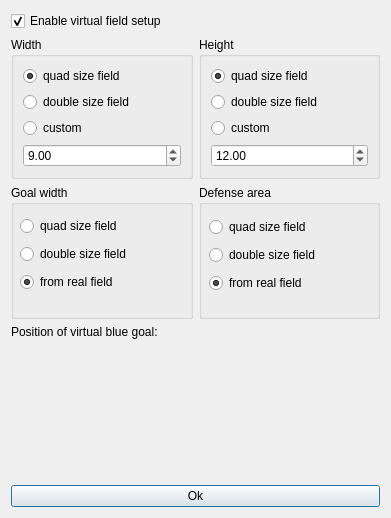
This is src/ra/widgets/virtualfieldsetupdialog.ui in robotics-erlangen/framework as Qt 5 draws it before an edit. The edited form follows.
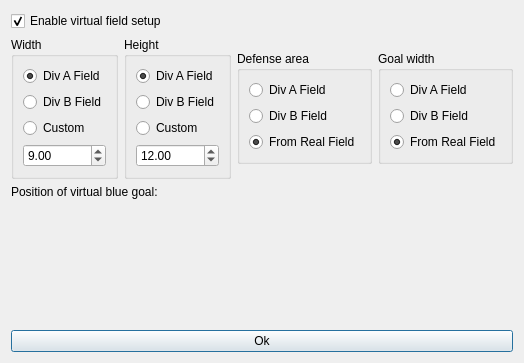
This is the edited form. Custom widgets are drawn as their Qt base class.

Commit message:
ra: improve virtual field ui
Add preview of the virtual geometry in the setup dialog.
Update the short cuts for the dimensions to use division A and B.
The "quad size"/"double size" convention has long fallen out of favor and most
current members don't know what they mean.
It's also more practical, since those are the standard field sizes and Div B is
exactly half of a Div A field.

The edit to the form file:
```diff
--- a/src/ra/widgets/virtualfieldsetupdialog.ui
+++ b/src/ra/widgets/virtualfieldsetupdialog.ui
@@ -6,8 +6,8 @@
    <rect>
     <x>0</x>
     <y>0</y>
-    <width>391</width>
-    <height>518</height>
+    <width>486</width>
+    <height>363</height>
    </rect>
   </property>
   <property name="windowTitle">
@@ -16,6 +16,9 @@
   <layout class="QGridLayout" name="gridLayout_3">
    <item row="0" column="0">
     <layout class="QVBoxLayout" name="verticalLayout_4">
+     <property name="sizeConstraint">
+      <enum>QLayout::SetDefaultConstraint</enum>
+     </property>
      <item>
       <layout class="QVBoxLayout" name="verticalLayout_3">
        <item>
@@ -30,8 +33,17 @@
        </item>
        <item>
         <layout class="QHBoxLayout" name="contentLayout">
+         <property name="sizeConstraint">
+          <enum>QLayout::SetDefaultConstraint</enum>
+         </property>
          <item>
           <widget class="QGroupBox" name="widthGroupBox">
+           <property name="sizePolicy">
+            <sizepolicy hsizetype="Preferred" vsizetype="Fixed">
+             <horstretch>0</horstretch>
+             <verstretch>0</verstretch>
+            </sizepolicy>
+           </property>
            <property name="title">
             <string>Width</string>
            </property>
@@ -41,7 +53,7 @@
               <item>
                <widget class="QRadioButton" name="quadSizeWidth">
                 <property name="text">
-                 <string>quad size field</string>
+                 <string>Div A Field</string>
                 </property>
                 <property name="checked">
                  <bool>true</bool>
@@ -51,7 +63,7 @@
               <item>
                <widget class="QRadioButton" name="doubleSizeWidth">
                 <property name="text">
-                 <string>double size field</string>
+                 <string>Div B Field</string>
                 </property>
                 <property name="checked">
                  <bool>false</bool>
@@ -61,7 +73,7 @@
               <item>
                <widget class="QRadioButton" name="customWidth">
                 <property name="text">
-                 <string>custom</string>
+                 <string>Custom</string>
                 </property>
                </widget>
               </item>
@@ -79,6 +91,12 @@
          </item>
          <item>
           <widget class="QGroupBox" name="heightGroupBox">
+           <property name="sizePolicy">
+            <sizepolicy hsizetype="Preferred" vsizetype="Fixed">
+             <horstretch>0</horstretch>
+             <verstretch>0</verstretch>
+            </sizepolicy>
+           </property>
            <property name="title">
             <string>Height</string>
            </property>
@@ -88,7 +106,7 @@
               <item>
                <widget class="QRadioButton" name="quadSizeHeight">
                 <property name="text">
-                 <string>quad size field</string>
+                 <string>Div A Field</string>
                 </property>
                 <property name="checked">
                  <bool>true</bool>
@@ -98,17 +116,17 @@
               <item>
                <widget class="QRadioButton" name="doubleSizeHeight">
                 <property name="text">
-                 <string>double size field</string>
+                 <string>Div B Field</string>
                 </property>
                 <property name="checked">
-                 <bool>false</bool>
+                 <bool>False</bool>
                 </property>
                </widget>
               </item>
               <item>
                <widget class="QRadioButton" name="customHeight">
                 <property name="text">
-                 <string>custom</string>
+                 <string>Custom</string>
                 </property>
                </widget>
               </item>
@@ -124,86 +142,41 @@
            </layout>
           </widget>
          </item>
-        </layout>
-       </item>
-       <item>
-        <layout class="QHBoxLayout" name="horizontalLayout">
-         <item>
-          <widget class="QGroupBox" name="goalGroupBox">
-           <property name="title">
-            <string>Goal width</string>
-           </property>
-           <widget class="QWidget" name="verticalLayoutWidget">
-            <property name="geometry">
-             <rect>
-              <x>9</x>
-              <y>29</y>
-              <width>161</width>
-              <height>81</height>
-             </rect>
-            </property>
-            <layout class="QVBoxLayout" name="verticalLayout_5">
-             <item>
-              <widget class="QRadioButton" name="quadSizeGoal">
-               <property name="text">
-                <string>quad size field</string>
-               </property>
-              </widget>
-             </item>
-             <item>
-              <widget class="QRadioButton" name="doubleSizeGoal">
-               <property name="text">
-                <string>double size field</string>
-               </property>
-              </widget>
-             </item>
-             <item>
-              <widget class="QRadioButton" name="realGoal">
-               <property name="text">
-                <string>from real field</string>
-               </property>
-               <property name="checked">
-                <bool>true</bool>
-               </property>
-              </widget>
-             </item>
-            </layout>
-           </widget>
-          </widget>
-         </item>
          <item>
           <widget class="QGroupBox" name="defenseGroupBox">
+           <property name="sizePolicy">
+            <sizepolicy hsizetype="Preferred" vsizetype="Fixed">
+             <horstretch>0</horstretch>
+             <verstretch>0</verstretch>
+            </sizepolicy>
+           </property>
            <property name="title">
             <string>Defense area</string>
            </property>
-           <widget class="QWidget" name="verticalLayoutWidget_2">
-            <property name="geometry">
-             <rect>
-              <x>10</x>
-              <y>30</y>
-              <width>160</width>
-              <height>81</height>
-             </rect>
-            </property>
+           <property name="alignment">
+            <set>Qt::AlignLeading|Qt::AlignLeft|Qt::AlignTop</set>
+           </property>
+           <layout class="QGridLayout" name="gridLayout_5">
+            <item row="0" column="0">
             <layout class="QVBoxLayout" name="verticalLayout_6">
              <item>
               <widget class="QRadioButton" name="quadSizeDefense">
                <property name="text">
-                <string>quad size field</string>
+                 <string>Div A Field</string>
                </property>
               </widget>
              </item>
              <item>
               <widget class="QRadioButton" name="doubleSizeDefense">
                <property name="text">
-                <string>double size field</string>
+                 <string>Div B Field</string>
                </property>
               </widget>
              </item>
              <item>
               <widget class="QRadioButton" name="realDefense">
                <property name="text">
-                <string>from real field</string>
+                 <string>From Real Field</string>
                </property>
                <property name="checked">
                 <bool>true</bool>
@@ -211,7 +184,57 @@
               </widget>
              </item>
             </layout>
-           </widget>
+            </item>
+           </layout>
+          </widget>
+         </item>
+         <item>
+          <widget class="QGroupBox" name="goalGroupBox">
+           <property name="sizePolicy">
+            <sizepolicy hsizetype="Preferred" vsizetype="Fixed">
+             <horstretch>0</horstretch>
+             <verstretch>0</verstretch>
+            </sizepolicy>
+           </property>
+           <property name="title">
+            <string>Goal width</string>
+           </property>
+           <property name="alignment">
+            <set>Qt::AlignLeading|Qt::AlignLeft|Qt::AlignTop</set>
+           </property>
+           <layout class="QGridLayout" name="gridLayout_4">
+            <item row="0" column="0">
+             <layout class="QVBoxLayout" name="verticalLayout_5">
+              <property name="sizeConstraint">
+               <enum>QLayout::SetMaximumSize</enum>
+              </property>
+              <item>
+               <widget class="QRadioButton" name="divAGoal">
+                <property name="text">
+                 <string>Div A Field</string>
+                </property>
+               </widget>
+              </item>
+              <item>
+               <widget class="QRadioButton" name="divBGoal">
+                <property name="text">
+                 <string>Div B Field</string>
+                </property>
+               </widget>
+              </item>
+              <item>
+               <widget class="QRadioButton" name="realGoal">
+                <property name="text">
+                 <string>From Real Field</string>
+                </property>
+                <property name="checked">
+                 <bool>true</bool>
+                </property>
+               </widget>
+              </item>
+             </layout>
+            </item>
+           </layout>
           </widget>
          </item>
         </layout>
@@ -230,7 +253,14 @@
         </widget>
        </item>
        <item>
-        <widget class="GoalSelectionWidget" name="goalPositionSelection" native="true"/>
+        <widget class="GoalSelectionWidget" name="goalPositionSelection" native="true">
+         <property name="sizePolicy">
+          <sizepolicy hsizetype="Preferred" vsizetype="Preferred">
+           <horstretch>0</horstretch>
+           <verstretch>0</verstretch>
+          </sizepolicy>
+         </property>
+        </widget>
        </item>
       </layout>
      </item>
```
Left out of the diff: 12 changed lines with no effect on the pictures. Lines whose indentation alone changed are shown as unchanged. The commit also changes 6 other files.
